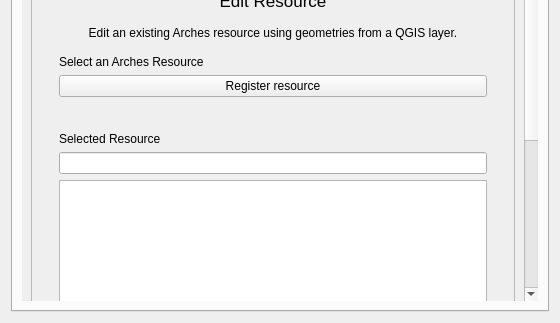
Before: the Qt Designer form arches_project/ui/arches_project_dialog_base.ui in archesproject/arches-qgis, drawn with Qt 5; both pictures show x 0 to 560 and y 377 to 700 of the 560 by 700 pixel window.
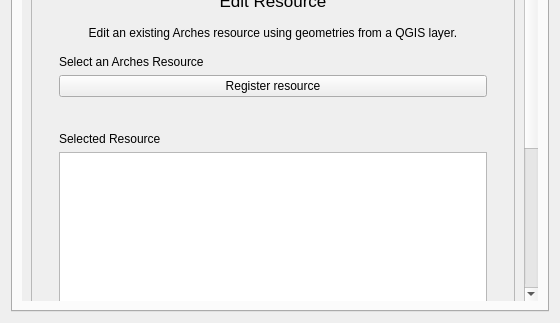
After: the same form once the commit is applied. Icons and pictures are not drawn. Custom widgets are drawn as their Qt base class.

Commit message: Remove selected resource id box, update register messages

The edit to the form file:
```diff
--- a/arches_project/ui/arches_project_dialog_base.ui
+++ b/arches_project/ui/arches_project_dialog_base.ui
@@ -1071,7 +1071,7 @@
             <x>0</x>
             <y>0</y>
             <width>495</width>
-            <height>782</height>
+            <height>747</height>
            </rect>
           </property>
           <layout class="QVBoxLayout" name="verticalLayout_13">
@@ -1240,13 +1240,6 @@
                       </property>
                      </widget>
                     </item>
-                    <item>
-                     <widget class="QLineEdit" name="editResSelectedResId">
-                      <property name="readOnly">
-                       <bool>true</bool>
-                      </property>
-                     </widget>
-                    </item>
                     <item>
                      <widget class="QTableWidget" name="editResSelectedResAttributeTable">
                       <property name="frameShadow">
```
Left out of the diff: 5 changed lines with no effect on the pictures. The commit also changes 5 other files.
